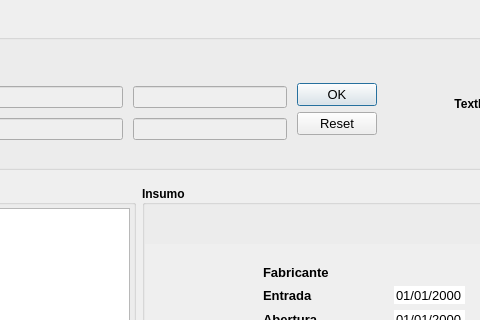
Old version of the form Resources/UI/RegistroRemanufatura.ui in the repository Klubas/Projeto-SOAD; both pictures show x 331 to 811 and y 0 to 320 of the 940 by 610 pixel window.
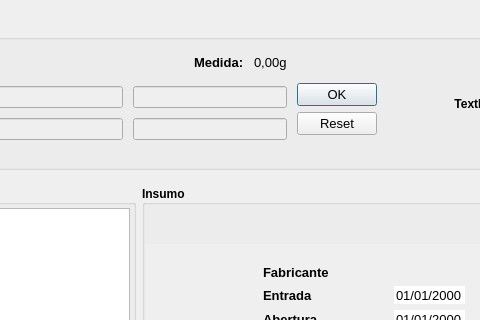
New version of the form.

Commit message: - Adicionado unidades de medida nas remanufaturas

Diff of the .ui file:
```diff
--- a/Resources/UI/RegistroRemanufatura.ui
+++ b/Resources/UI/RegistroRemanufatura.ui
@@ -239,6 +239,32 @@
                  </property>
                 </spacer>
                </item>
+               <item>
+                <widget class="QLabel" name="label_8">
+                 <property name="font">
+                  <font>
+                   <pointsize>10</pointsize>
+                   <weight>75</weight>
+                   <bold>true</bold>
+                  </font>
+                 </property>
+                 <property name="text">
+                  <string>Medida:</string>
+                 </property>
+                </widget>
+               </item>
+               <item>
+                <widget class="QLabel" name="label_medida">
+                 <property name="font">
+                  <font>
+                   <pointsize>10</pointsize>
+                  </font>
+                 </property>
+                 <property name="text">
+                  <string>0,00g</string>
+                 </property>
+                </widget>
+               </item>
               </layout>
              </widget>
             </item>
```
The commit also changes 24 other files.
